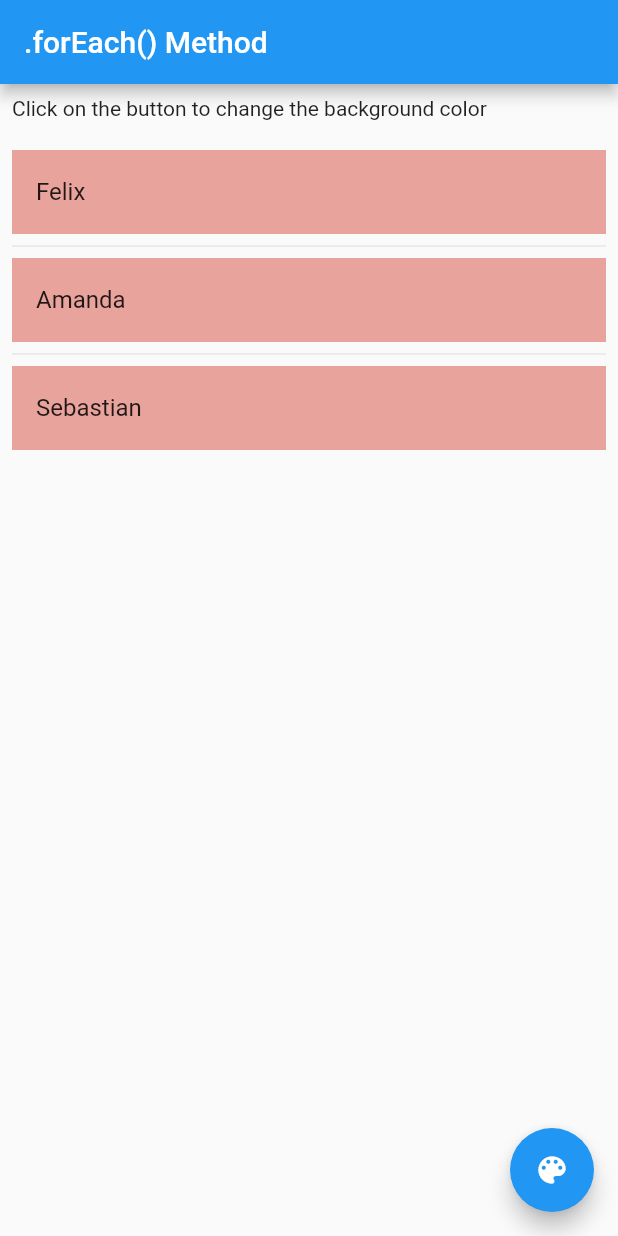
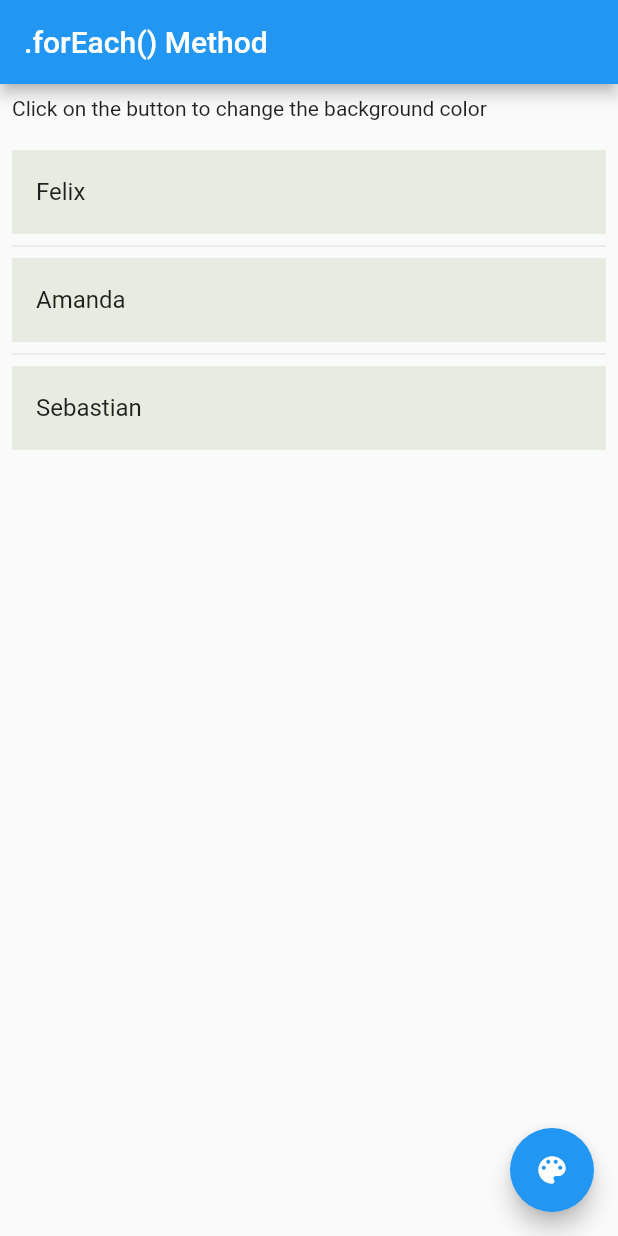
Before and after one commit to mt-tadayon/foreach_tutorial, a Flutter app: the screen it shows after launch, after a tap on the "color lens" icon, on a phone screen of 412 x 824 dp. Run offline on Flutter 3.47's test engine with Material 2 defaults, Android fonts, the phone set to English and light mode, and no system bars.

Commit message:
Refactoring the background colors

```diff
--- a/lib/main.dart
+++ b/lib/main.dart
@@ -1,3 +1,5 @@
+import 'dart:math';
+
 import 'package:flutter/material.dart';
 
 void main() {
@@ -25,14 +27,11 @@ class MyHomePage extends StatefulWidget {
 }
 
 class _MyHomePageState extends State<MyHomePage> {
-  final List<String> myFriends = ['Felix', 'Amanda', 'Sebastian'];
-  int color;
-
-  @override
-  void initState() {
-    color = 0xffd4c8e1;
-    super.initState();
-  }
+  final List<Friend> myFriends = [
+    Friend(name: 'Felix', color: 0xff738f66),
+    Friend(name: 'Amanda', color: 0xff5e5e5e),
+    Friend(name: 'Sebastian', color: 0xffff9190),
+  ];
 
   @override
   Widget build(BuildContext context) {
@@ -44,7 +43,7 @@ class _MyHomePageState extends State<MyHomePage> {
         child: Icon(Icons.color_lens),
         onPressed: () {
           myFriends.forEach((friend) {
-            color = 0xffe8a49c;
+            friend.color = (Random().nextDouble() * 0xFFFFFFFF).toInt();
           });
           setState(() {});
         },
@@ -65,10 +64,10 @@ class _MyHomePageState extends State<MyHomePage> {
               itemCount: myFriends.length,
               itemBuilder: (context, int index) {
                 return Container(
-                  color: Color(color),
+                  color: Color(myFriends[index].color),
                   child: ListTile(
                     title: Text(
-                      myFriends[index],
+                      myFriends[index].name,
                     ),
                   ),
                 );
@@ -80,3 +79,10 @@ class _MyHomePageState extends State<MyHomePage> {
     );
   }
 }
+
+class Friend {
+  String name;
+  int color;
+
+  Friend({this.name, this.color});
+}
```
